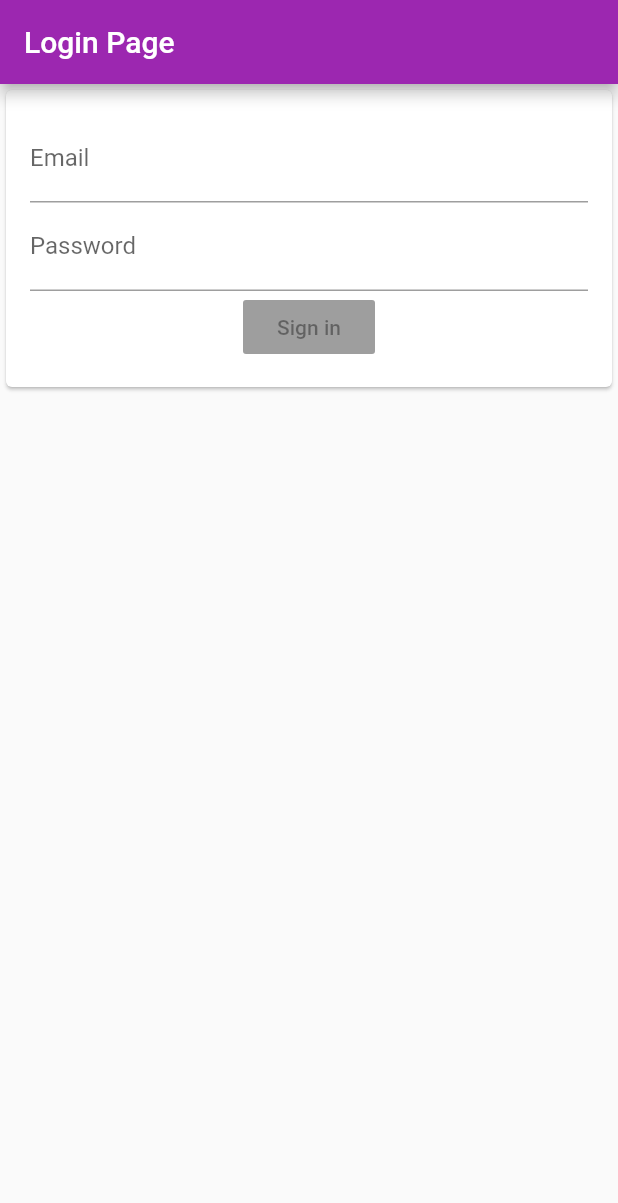
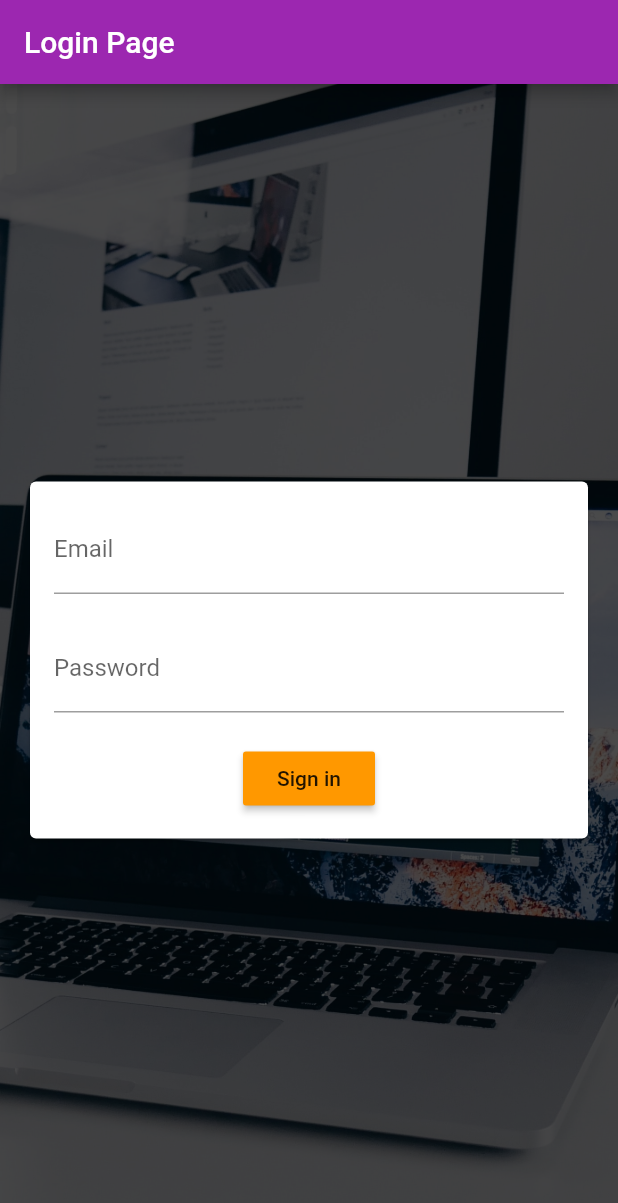
Before and after one commit to arjun391c/flutter-beginner, a Flutter app: the screen it shows after launch, on a phone screen of 412 x 824 dp. Shown: the top 1203 px of the screen. Run offline on Flutter 3.47's test engine with Material 2 defaults, Android fonts, the phone set to English and light mode, and no system bars; our stand-ins replace shared_preferences.

```diff
--- a/lib/main.dart
+++ b/lib/main.dart
@@ -1,19 +1,32 @@
 import 'package:fclearn/pages/home_page.dart';
+import 'package:fclearn/pages/home_page_with_fb.dart';
 import 'package:fclearn/pages/login_page.dart';
 import 'package:flutter/material.dart';
+import 'package:shared_preferences/shared_preferences.dart';
 
-void main() => runApp(MyApp());
+import 'utils/constants.dart';
+
+Future main() async {
+  WidgetsFlutterBinding.ensureInitialized();
+  Constants.prefs = await SharedPreferences.getInstance();
+  runApp(MyApp());
+}
 
 //to remove hot restart
 class MyApp extends StatelessWidget {
   @override
   Widget build(BuildContext context) {
     return MaterialApp(
-      debugShowCheckedModeBanner: false,
-      home: LoginPage(),
-      theme: ThemeData(
-        primarySwatch: Colors.purple,
-      ),
-    );
+        debugShowCheckedModeBanner: false,
+        home: Constants.prefs.getBool("loggedIn") == true
+            ? HomePageFB()
+            : LoginPage(),
+        theme: ThemeData(
+          primarySwatch: Colors.purple,
+        ),
+        routes: {
+          LoginPage.routeName: (context) => LoginPage(),
+          HomePage.routeName: (context) => HomePage(),
+        });
   }
 }
--- a/lib/pages/login_page.dart
+++ b/lib/pages/login_page.dart
@@ -1,6 +1,9 @@
+import 'package:fclearn/pages/home_page.dart';
+import 'package:fclearn/utils/constants.dart';
 import 'package:flutter/material.dart';
 
 class LoginPage extends StatefulWidget {
+  static const String routeName = "/login";
   @override
   _LoginPageState createState() => _LoginPageState();
 }
@@ -18,10 +21,21 @@ class _LoginPageState extends State<LoginPage> {
       appBar: AppBar(
         title: Text("Login Page"),
       ),
-      body: SingleChildScrollView(
+      body: Stack(
+        fit: StackFit.expand,
+        children: <Widget>[
+          Image.asset(
+            'assets/bg.jpg',
+            fit: BoxFit.cover,
+            color: Colors.black.withOpacity(0.7),
+            colorBlendMode: BlendMode.darken,
+          ),
+          Center(
+            child: Padding(
+              padding: const EdgeInsets.all(16.0),
+              child: SingleChildScrollView(
                 child: Form(
                   key: formkey,
-          child: Center(
                   child: Card(
                     child: Padding(
                       padding: const EdgeInsets.all(16.0),
@@ -30,18 +44,37 @@ class _LoginPageState extends State<LoginPage> {
                           TextFormField(
                             controller: _emailController,
                             keyboardType: TextInputType.emailAddress,
+                            validator: (value) {},
                             decoration: InputDecoration(
                                 hintText: "Enter email", labelText: "Email"),
+                          ),
+                          SizedBox(
+                            height: 20,
                           ),
                           TextFormField(
                             controller: _passwordController,
                             keyboardType: TextInputType.text,
                             obscureText: true,
                             decoration: InputDecoration(
-                          hintText: "Enter password", labelText: "Password"),
+                                hintText: "Enter password",
+                                labelText: "Password"),
+                          ),
+                          SizedBox(
+                            height: 20,
                           ),
                           RaisedButton(
-                      onPressed: null,
+                            onPressed: () {
+                              formkey.currentState.validate();
+                              Constants.prefs.setBool("loggedIn", true);
+                              // Navigator.push(
+                              //     context,
+                              //     MaterialPageRoute(
+                              //       builder: (context) => HomePage(),
+                              //     ));
+                              // Navigator.pushNamed(context, HomePage.routeName);
+                              Navigator.pushReplacementNamed(
+                                  context, HomePage.routeName);
+                            },
                             child: Text("Sign in"),
                             color: Colors.orange,
                           )
@@ -52,6 +85,9 @@ class _LoginPageState extends State<LoginPage> {
                 ),
               ),
             ),
+          ),
+        ],
+      ),
     );
   }
 }
--- /dev/null
+++ b/lib/utils/constants.dart
@@ -0,0 +1,5 @@
+import 'package:shared_preferences/shared_preferences.dart';
+
+class Constants {
+  static SharedPreferences prefs;
+}
--- a/pubspec.yaml
+++ b/pubspec.yaml
@@ -24,6 +24,7 @@ dependencies:
   flutter:
     sdk: flutter
   http: ^0.12.1
+  shared_preferences: ^0.5.8
 
   # The following adds the Cupertino Icons font to your application.
   # Use with the CupertinoIcons class for iOS style icons.
```
Also changed, not shown: lib/pages/home_page.dart (+16 -2 lines), lib/pages/home_page_with_fb.dart (added, +76 -0 lines), lib/widgets/drawer.dart (renamed from lib/drawer.dart), lib/widgets/name_card_widget.dart (renamed from lib/name_card_widget.dart), pubspec.lock. Lines whose indentation alone changed are shown as unchanged.
